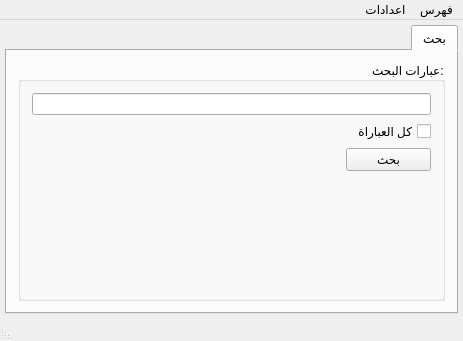
Before: the Qt Designer form mainwindow.ui in boussouira/albahhet, drawn with Qt 5.
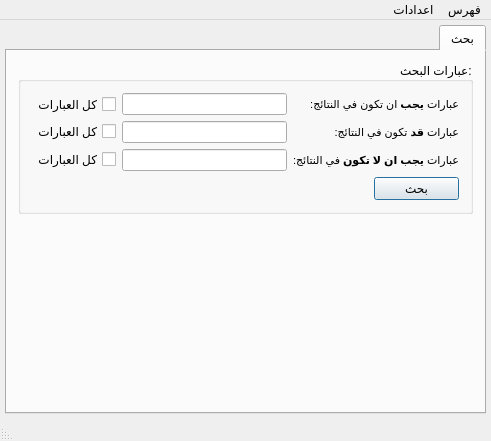
After: the same form once the commit is applied. Icons and pictures are not drawn.

The edit to the form file:
```diff
--- a/mainwindow.ui
+++ b/mainwindow.ui
@@ -6,8 +6,8 @@
    <rect>
     <x>0</x>
     <y>0</y>
-    <width>463</width>
-    <height>341</height>
+    <width>491</width>
+    <height>441</height>
    </rect>
   </property>
   <property name="windowTitle">
@@ -61,20 +61,20 @@
           </property>
           <layout class="QVBoxLayout" name="verticalLayout_2">
            <item>
-            <widget class="QLineEdit" name="lineQuery">
-             <property name="sizePolicy">
-              <sizepolicy hsizetype="Expanding" vsizetype="Maximum">
-               <horstretch>0</horstretch>
-               <verstretch>0</verstretch>
-              </sizepolicy>
-             </property>
-             <property name="layoutDirection">
-              <enum>Qt::RightToLeft</enum>
+            <layout class="QGridLayout" name="gridLayout">
+             <item row="0" column="0">
+              <widget class="QLabel" name="label">
+               <property name="text">
+                <string>&lt;!DOCTYPE HTML PUBLIC &quot;-//W3C//DTD HTML 4.0//EN&quot; &quot;http://www.w3.org/TR/REC-html40/strict.dtd&quot;&gt;
+&lt;html&gt;&lt;head&gt;&lt;meta name=&quot;qrichtext&quot; content=&quot;1&quot; /&gt;&lt;style type=&quot;text/css&quot;&gt;
+p, li { white-space: pre-wrap; }
+&lt;/style&gt;&lt;/head&gt;&lt;body style=&quot; font-family:'MS Shell Dlg 2'; font-size:8.25pt; font-weight:400; font-style:normal;&quot;&gt;
+&lt;p dir='rtl' style=&quot; margin-top:0px; margin-bottom:0px; margin-left:0px; margin-right:0px; -qt-block-indent:0; text-indent:0px;&quot;&gt;&lt;span style=&quot; font-size:8pt;&quot;&gt;عبارات &lt;/span&gt;&lt;span style=&quot; font-size:8pt; font-weight:600;&quot;&gt;يجب&lt;/span&gt;&lt;span style=&quot; font-size:8pt;&quot;&gt; ان تكون في النتائج:&lt;/span&gt;&lt;/p&gt;&lt;/body&gt;&lt;/html&gt;</string>
              </property>
             </widget>
            </item>
-           <item>
-            <widget class="QCheckBox" name="checkBox">
+             <item row="0" column="2">
+              <widget class="QCheckBox" name="checkQueryMust">
              <property name="sizePolicy">
               <sizepolicy hsizetype="Minimum" vsizetype="Preferred">
                <horstretch>0</horstretch>
@@ -82,11 +82,63 @@
               </sizepolicy>
              </property>
              <property name="text">
-              <string>كل العباراة</string>
+                <string>كل العبارات</string>
              </property>
             </widget>
            </item>
-           <item>
+             <item row="1" column="1">
+              <widget class="QLineEdit" name="lineQueryShould"/>
+             </item>
+             <item row="1" column="0">
+              <widget class="QLabel" name="label_2">
+               <property name="text">
+                <string>&lt;!DOCTYPE HTML PUBLIC &quot;-//W3C//DTD HTML 4.0//EN&quot; &quot;http://www.w3.org/TR/REC-html40/strict.dtd&quot;&gt;
+&lt;html&gt;&lt;head&gt;&lt;meta name=&quot;qrichtext&quot; content=&quot;1&quot; /&gt;&lt;style type=&quot;text/css&quot;&gt;
+p, li { white-space: pre-wrap; }
+&lt;/style&gt;&lt;/head&gt;&lt;body style=&quot; font-family:'MS Shell Dlg 2'; font-size:8.25pt; font-weight:400; font-style:normal;&quot;&gt;
+&lt;p dir='rtl' style=&quot; margin-top:0px; margin-bottom:0px; margin-left:0px; margin-right:0px; -qt-block-indent:0; text-indent:0px;&quot;&gt;&lt;span style=&quot; font-size:8pt;&quot;&gt;عبارات &lt;/span&gt;&lt;span style=&quot; font-size:8pt; font-weight:600;&quot;&gt;قد&lt;/span&gt;&lt;span style=&quot; font-size:8pt;&quot;&gt; تكون في النتائج:&lt;/span&gt;&lt;/p&gt;&lt;/body&gt;&lt;/html&gt;</string>
+               </property>
+              </widget>
+             </item>
+             <item row="2" column="0">
+              <widget class="QLabel" name="label_3">
+               <property name="text">
+                <string>&lt;!DOCTYPE HTML PUBLIC &quot;-//W3C//DTD HTML 4.0//EN&quot; &quot;http://www.w3.org/TR/REC-html40/strict.dtd&quot;&gt;
+&lt;html&gt;&lt;head&gt;&lt;meta name=&quot;qrichtext&quot; content=&quot;1&quot; /&gt;&lt;style type=&quot;text/css&quot;&gt;
+p, li { white-space: pre-wrap; }
+&lt;/style&gt;&lt;/head&gt;&lt;body style=&quot; font-family:'MS Shell Dlg 2'; font-size:8.25pt; font-weight:400; font-style:normal;&quot;&gt;
+&lt;p dir='rtl' style=&quot; margin-top:0px; margin-bottom:0px; margin-left:0px; margin-right:0px; -qt-block-indent:0; text-indent:0px;&quot;&gt;&lt;span style=&quot; font-size:8pt;&quot;&gt;عبارات&lt;/span&gt;&lt;span style=&quot; font-size:8pt; font-weight:600;&quot;&gt; يجب ان لا تكون&lt;/span&gt;&lt;span style=&quot; font-size:8pt;&quot;&gt; في النتائج:&lt;/span&gt;&lt;/p&gt;&lt;/body&gt;&lt;/html&gt;</string>
+               </property>
+              </widget>
+             </item>
+             <item row="2" column="1">
+              <widget class="QLineEdit" name="lineQueryShouldNot"/>
+             </item>
+             <item row="2" column="2">
+              <widget class="QCheckBox" name="checkQueryShouldNot">
+               <property name="text">
+                <string>كل العبارات</string>
+               </property>
+              </widget>
+             </item>
+             <item row="0" column="1">
+              <widget class="QLineEdit" name="lineQueryMust">
+               <property name="sizePolicy">
+                <sizepolicy hsizetype="Expanding" vsizetype="Maximum">
+                 <horstretch>0</horstretch>
+                 <verstretch>0</verstretch>
+                </sizepolicy>
+               </property>
+              </widget>
+             </item>
+             <item row="1" column="2">
+              <widget class="QCheckBox" name="checkQueryShould">
+               <property name="text">
+                <string>كل العبارات</string>
+               </property>
+              </widget>
+             </item>
+             <item row="3" column="0">
             <widget class="QPushButton" name="pushSearch">
              <property name="sizePolicy">
               <sizepolicy hsizetype="Minimum" vsizetype="Minimum">
@@ -103,6 +155,18 @@
              <property name="text">
               <string>بحث</string>
              </property>
+               <property name="default">
+                <bool>true</bool>
+               </property>
+              </widget>
+             </item>
+            </layout>
+           </item>
+          </layout>
+          <zorder>checkQueryMust</zorder>
+          <zorder>label</zorder>
+          <zorder>lineQueryMust</zorder>
+          <zorder>lineQueryMust</zorder>
             </widget>
            </item>
            <item>
@@ -120,9 +184,6 @@
            </item>
           </layout>
          </widget>
-        </item>
-       </layout>
-      </widget>
      </widget>
     </item>
    </layout>
@@ -133,7 +194,7 @@
     <rect>
      <x>0</x>
      <y>0</y>
-     <width>463</width>
+     <width>491</width>
      <height>20</height>
     </rect>
    </property>
```
Lines whose indentation alone changed are shown as unchanged.
